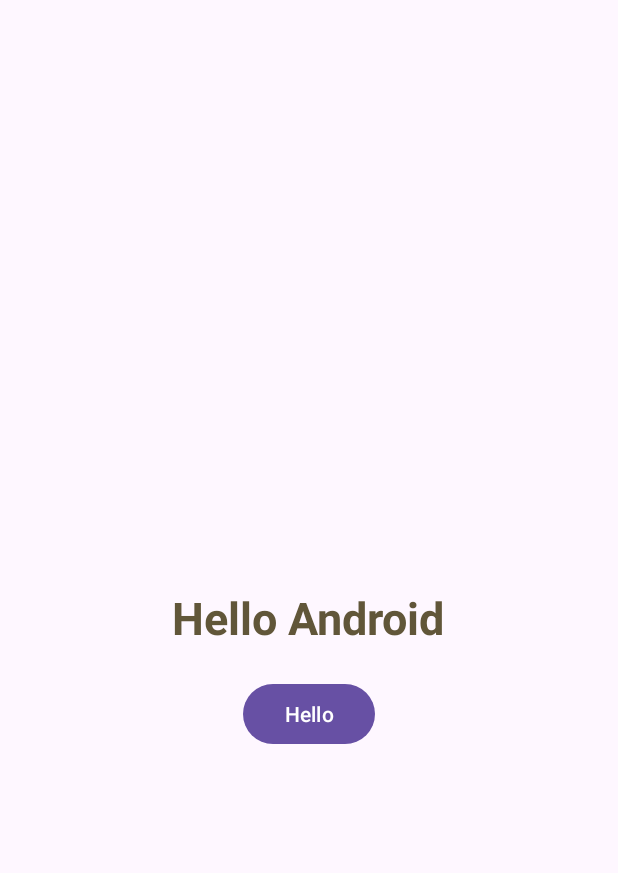
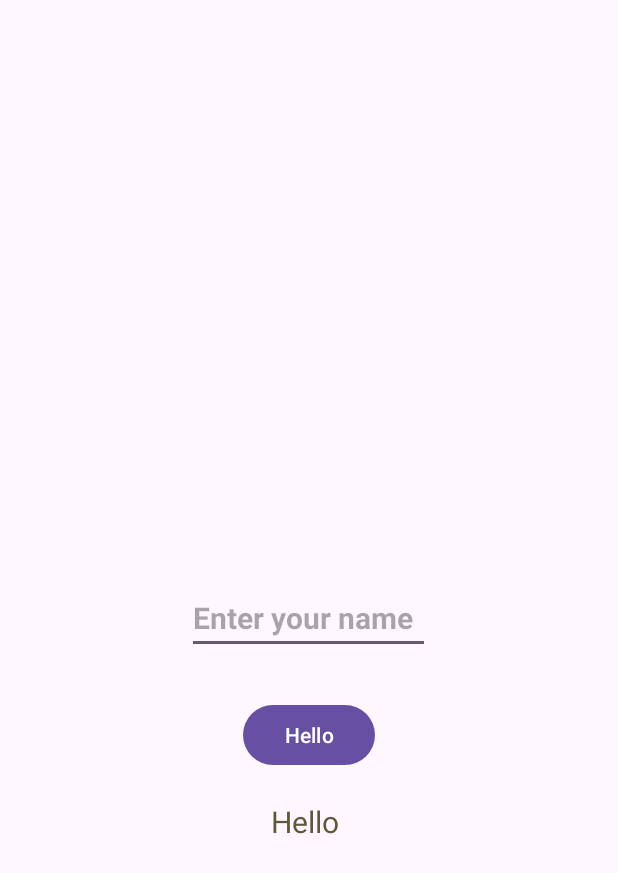
Before and after one commit to phyo-105438/Android-Learning-Package, an Android app: the screen it shows after launch (MainActivity), after a tap on "Hello", on a phone screen of 412 x 824 dp. Shown: the top 873 px of the screen. Run offline under Robolectric (Android 15) with nearby library versions, the light colour scheme and no system bars.

Commit message:
Android Practise

```diff
--- a/app/src/main/java/com/example/androidpractise/MainActivity.java
+++ b/app/src/main/java/com/example/androidpractise/MainActivity.java
@@ -3,7 +3,9 @@ package com.example.androidpractise;
 import android.os.Bundle;
 import android.view.View;
 import android.widget.Button;
+import android.widget.EditText;
 import android.widget.TextView;
+import android.widget.Toast;
 
 import androidx.activity.EdgeToEdge;
 import androidx.appcompat.app.AppCompatActivity;
@@ -11,22 +13,56 @@ import androidx.core.graphics.Insets;
 import androidx.core.view.ViewCompat;
 import androidx.core.view.WindowInsetsCompat;
 
-public class MainActivity extends AppCompatActivity implements View.OnClickListener{
+import org.w3c.dom.Text;
+
+public class MainActivity extends AppCompatActivity {
+
+//    @Override
+//    public void onClick(View v) {
+//        switch(v.getId()){
+//            case R.id.btnWelcome :
+//                Toast.makeText(this,"Hello Button Clicked",Toast.LENGTH_LONG).show();
+//                break;
+//            default:
+//                break;
+//        }
+//    }
 
     @Override
     protected void onCreate(Bundle savedInstanceState) {
         super.onCreate(savedInstanceState);
         EdgeToEdge.enable(this);
         setContentView(R.layout.activity_main);
-        Button btn = findViewById(R.id.btn_welcome);
-        btn.setOnClickListener(this);
+        Button btn = findViewById(R.id.btnWelcome);
+       // btn.setOnClickListener(this);
+        btn.setOnClickListener(new View.OnClickListener() {
+            @Override
+            public void onClick(View v) {
+                TextView txt = findViewById(R.id.txt);
+                EditText edt = findViewById(R.id.editTxt);
+                txt.setText("Hello "+edt.getText().toString()+"");
+                //edt.clear();
+
+            }
+        });
+        btn.setOnLongClickListener(new View.OnLongClickListener() {
+            @Override
+            public boolean onLongClick(View v) {
+                Toast.makeText(MainActivity.this,"Long Clicked",Toast.LENGTH_LONG).show();
+                return true;
+            }
+        });
     }
 
-    @Override
-    public void onClick(View v) {
-        TextView txt = findViewById(R.id.txtWelcome);
-        txt.setText("Hello Android");
-    }
+
+
+
+
+//    @Override
+//    public void onClick(View v) {
+//        TextView txt = findViewById(R.id.txtWelcome);
+//        txt.setText("Hello Android");
+//    }
 
 //    public void OnHelloBtnClicked(View view){
 //        TextView txt = findViewById(R.id.txtWelcome);
--- a/app/src/main/res/layout/activity_main.xml
+++ b/app/src/main/res/layout/activity_main.xml
@@ -5,29 +5,43 @@
     android:id="@+id/main"
     android:layout_width="match_parent"
     android:layout_height="match_parent"
-    tools:context=".MainActivity">
+    tools:context=".MainActivity"
+    android:padding="100dp">
+
+    <EditText
+        android:layout_width="match_parent"
+        android:layout_height="wrap_content"
+        android:hint="Enter your name"
+        android:textSize="20sp"
+        android:textStyle="bold"
+        android:textColor="#615639"
+        android:id="@+id/editTxt"
+        android:layout_centerVertical="true"
+        android:layout_centerHorizontal="true"
+        android:layout_marginLeft="50dp"/>
+
+
+    <Button
+        android:id="@+id/btnWelcome"
+        android:layout_width="wrap_content"
+        android:layout_height="wrap_content"
+        android:layout_below="@+id/editTxt"
+        android:layout_centerVertical="true"
+        android:layout_centerHorizontal="true"
+        android:layout_marginTop="30sp"
+        android:text="Hello"
+        />
 
     <TextView
         android:layout_width="wrap_content"
         android:layout_height="wrap_content"
-        android:text="Hello"
-        android:textSize="30sp"
-        android:textStyle="bold"
+        android:layout_below="@+id/btnWelcome"
+        android:layout_centerVertical="true"
+        android:layout_centerHorizontal="true"
+        android:id="@+id/txt"
         android:textColor="#615639"
-        android:id="@+id/txtWelcome"
-        android:layout_centerVertical="true"
-        android:layout_centerHorizontal="true"/>
+        android:layout_marginTop="20dp"
+        android:textSize="20dp"/>
 
 
-    <Button
-        android:id="@+id/btn_welcome"
-        android:layout_width="wrap_content"
-        android:layout_height="wrap_content"
-        android:layout_below="@+id/txtWelcome"
-        android:layout_centerVertical="true"
-        android:layout_centerHorizontal="true"
-        android:layout_marginTop="20sp"
-        android:text="Hello"
-        android:onClick="OnHelloBtnClicked"/>
-
 </RelativeLayout>
```
